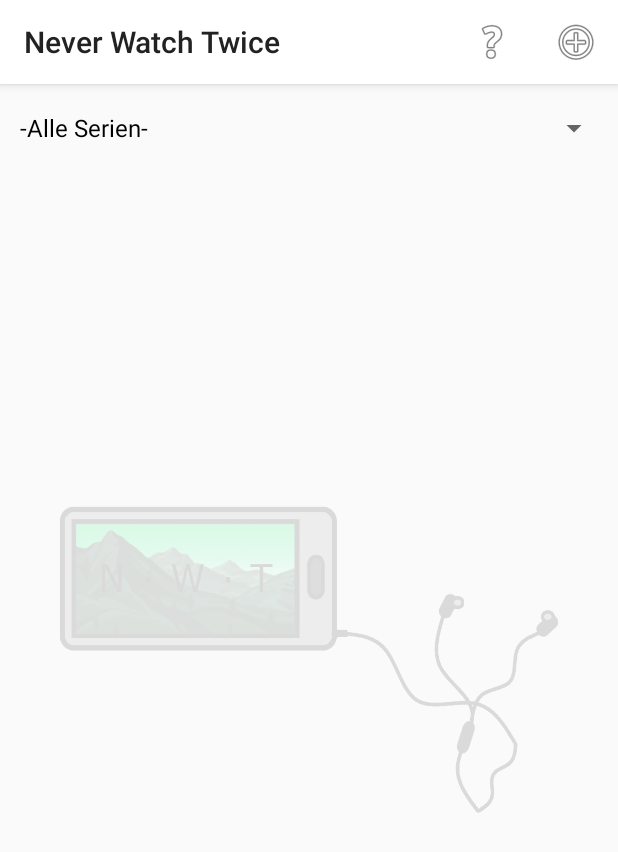
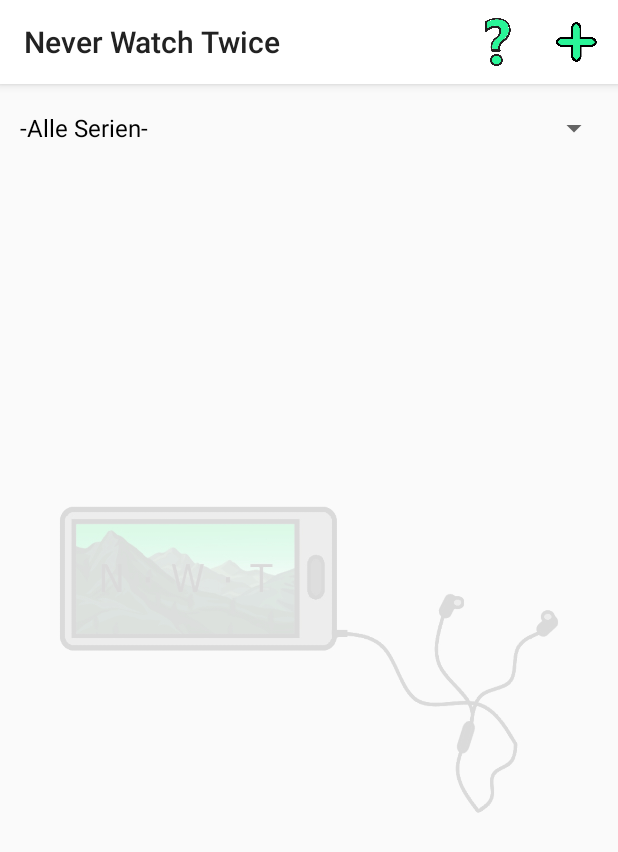
Before and after one commit to CaptainN3ro/EAE, an Android app: the MainActivity screen opened directly, with no data from a screen before it, on a phone screen of 412 x 824 dp. Shown: the top 852 px of the screen. Run offline under Robolectric (Android 15) with nearby library versions, the phone set to English and light mode, and no system bars.

Commit message:
Laufzeit neu, symbol

```diff
--- a/app/src/main/res/menu/start_activity_menu.xml
+++ b/app/src/main/res/menu/start_activity_menu.xml
@@ -14,12 +14,12 @@
 
     <item
         android:id="@+id/ITEM_HILFE"
-        android:icon="@android:drawable/ic_menu_help"
+        android:icon="@drawable/fragezeichen_app"
         android:title="Hilfe"
         app:showAsAction="always" />
     <item
         android:id="@+id/ITEM_HINZUFUEGEN"
-        android:icon="@android:drawable/ic_menu_add"
+        android:icon="@drawable/app_add1"
         android:title="Hinzufügen"
         app:showAsAction="always" />
 </menu>
```
Also changed, not shown: app/src/main/res/drawable/add_app.png (added), app/src/main/res/drawable/app_add1.png (added), app/src/main/res/drawable/fragezeichen_app.png (added), app/src/main/res/drawable/pngfind_com_plus_sign_png_523748.png (added).
